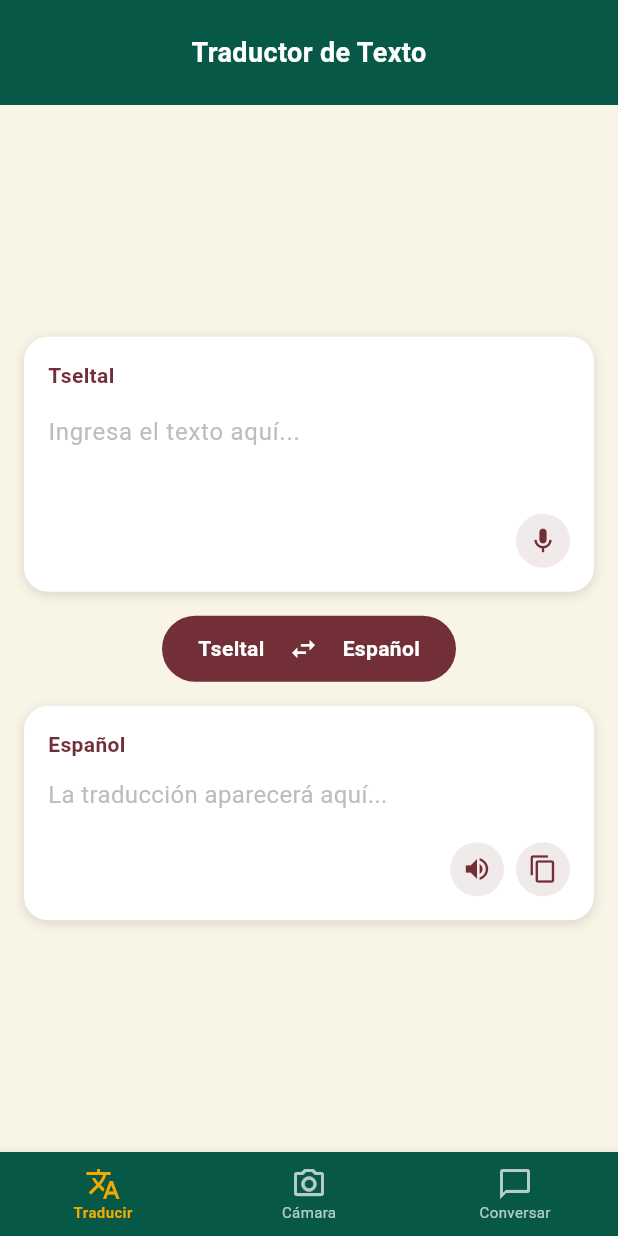
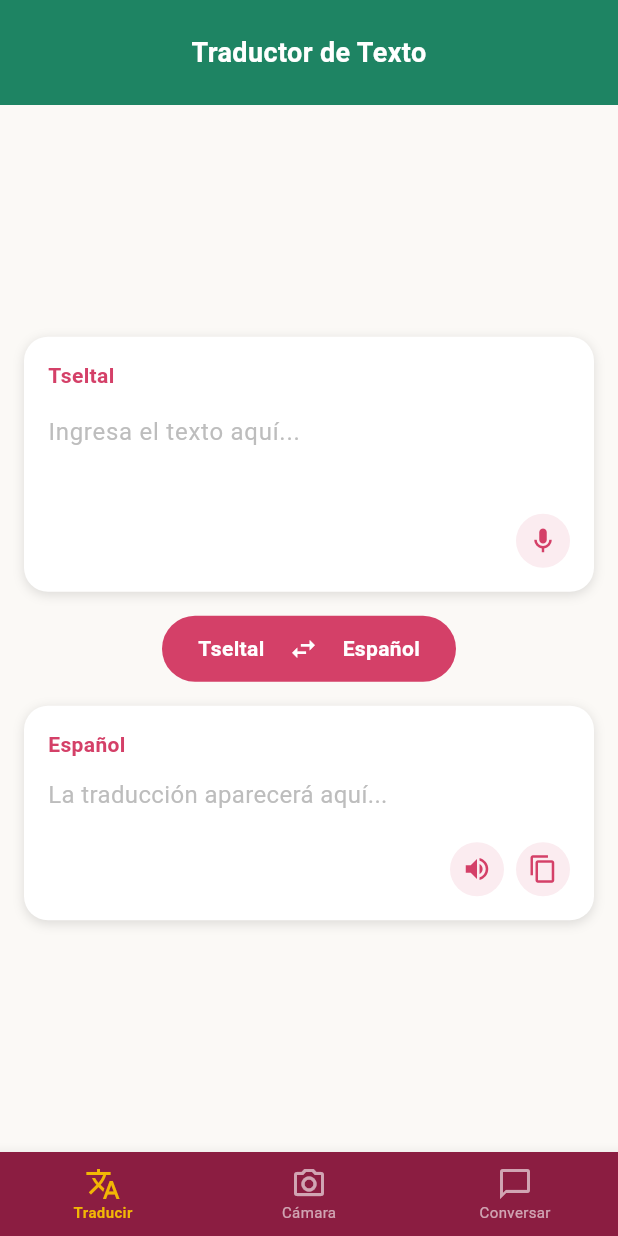
Before and after one commit to Angelcruz4/Traductor_tzeltal, a Flutter app: the screen it shows after launch, on a phone screen of 412 x 824 dp. Run offline on Flutter 3.47's test engine with Material 3 defaults, Android fonts, the phone set to English and light mode, and no system bars; our stand-ins replace dotted_border, get.

Commit message:
paleta de colores
Actualización de la paleta de colores, con colores basados al logotipo

```diff
--- a/lib/colores/paleta_de_colores.dart
+++ b/lib/colores/paleta_de_colores.dart
@@ -1,15 +1,18 @@
 import 'package:flutter/material.dart';
 
-// Colores idénticos extraídos del logotipo
-const Color kPrimaryColor = Color.fromARGB(255, 7, 88, 70); // Verde de las hojas/tallo
-const Color kAccentColor = Color(0xFF722F37); // Rosa/Magenta de los pétalos
-const Color kYellowAccent = Color(0xFFF2A900); // Amarillo de los rombos centrales
-const Color kLightColor = Color(0xFFF8F4E6); // Beige claro del fondo del logo
+// --- Paleta de colores EtnoVox ---
 
-// Color vino para la barra de navegación
-const Color kWineColor = Color.fromARGB(255, 7, 88, 70);
+// Colores principales extraídos del logotipo
+const Color kPrimaryColor = Color(0xFF1E8463); // Verde esmeralda/teal (Salud y Naturaleza)
+const Color kWineColor = Color(0xFF8B1D41);    // Color vino del texto "ETNOVOX" (Base y Profesionalismo)
+const Color kAccentColor = Color(0xFFD44068);  // Rosa/Magenta vibrante (Acciones e interactividad)
+const Color kYellowAccent = Color(0xFFF2B705); // Amarillo cálido (Resaltes y estados activos)
 
-const Color kTextPrimary = Colors.white; // Texto principal
-const Color kIconInactive = Colors.white70; // Iconos inactivos en el menú inferior
-const Color kTextDark = Colors.black87; // Texto oscuro en campos
-const Color kHeaderPatternColor = Color(0xFFFFF7E0); // Color del patrón del encabezado
+// Colores de fondo y superficies
+const Color kLightColor = Color(0xFFFBF9F6);   // Fondo principal (Blanco hueso muy limpio/clínico)
+const Color kCardColor = Colors.white;         // Fondo para las cajas de traducción
+
+// Colores de texto y elementos UI
+const Color kTextPrimary = Colors.white;       // Texto principal sobre fondos oscuros (verde o vino)
+const Color kTextDark = Color(0xFF2C3E50);     // Texto oscuro (gris azulado oscuro) para mayor legibilidad
+const Color kIconInactive = Colors.white60;    // Iconos inactivos en la barra inferior
```
